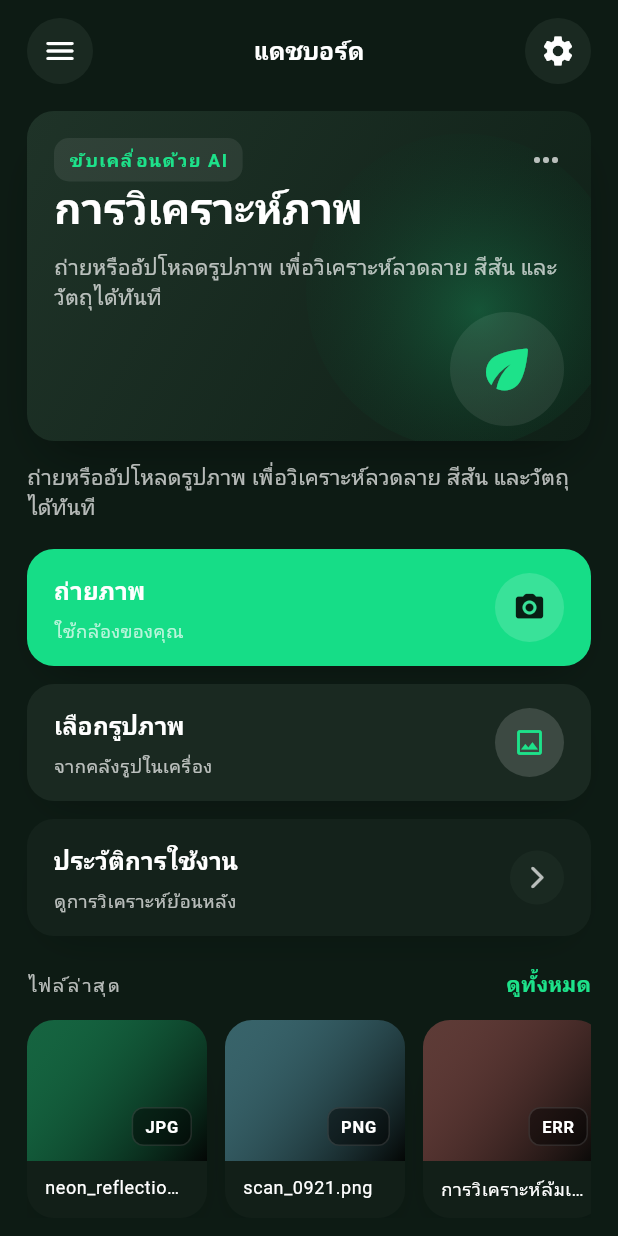
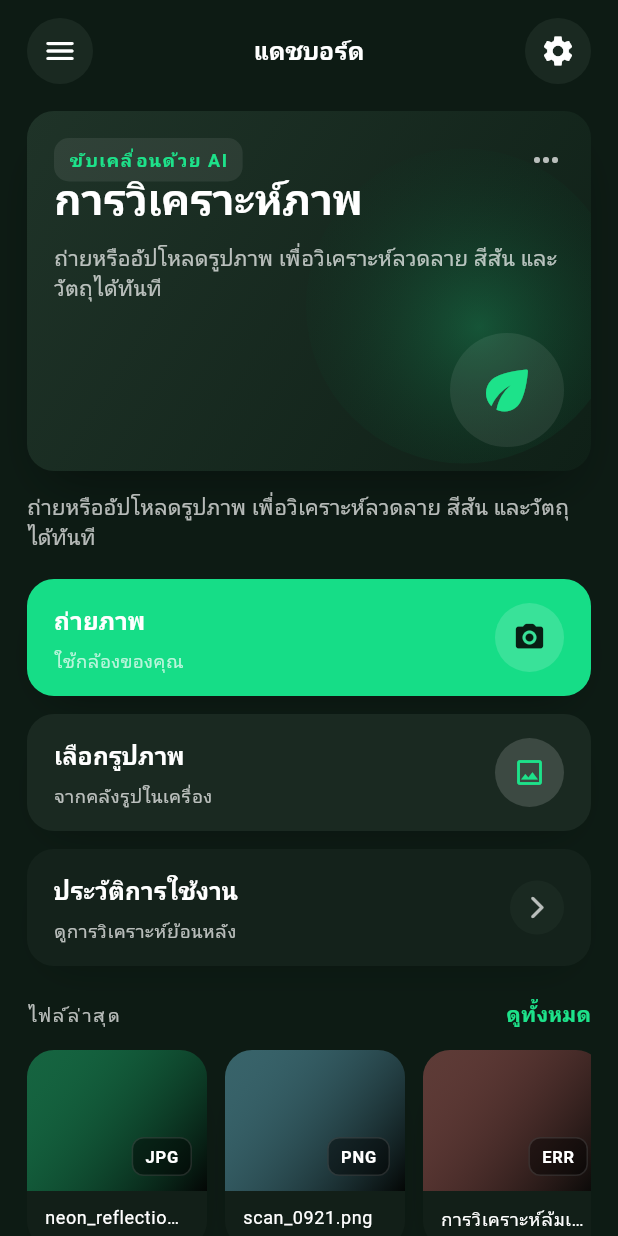
Before and after one commit to ANXCHA2003/vision_forge_app, a Flutter app: the screen it shows after launch, on a phone screen of 412 x 824 dp. Run offline on Flutter 3.47's test engine with Material 3 defaults, Android fonts, the phone set to English and light mode, and no system bars.

Commit message:
ปรับขนาดแถบไม่ให้ขึ้นเป็นแถบเหลือง/ดำ

```diff
--- a/lib/features/dashboard/widgets/dashboard_widgets.dart
+++ b/lib/features/dashboard/widgets/dashboard_widgets.dart
@@ -37,7 +37,7 @@ class AnalysisHeroCard extends StatelessWidget {
   @override
   Widget build(BuildContext context) {
     return Container(
-      height: 220,
+      height: 240,
       decoration: BoxDecoration(
         borderRadius: BorderRadius.circular(18),
         gradient: const LinearGradient(
@@ -89,7 +89,7 @@ class AnalysisHeroCard extends StatelessWidget {
           ),
           Positioned.fill(
             child: Padding(
-              padding: const EdgeInsets.fromLTRB(18, 46, 18, 18),
+              padding: const EdgeInsets.fromLTRB(18, 40, 18, 16),
               child: Column(
                 crossAxisAlignment: CrossAxisAlignment.start,
                 children: [
```
